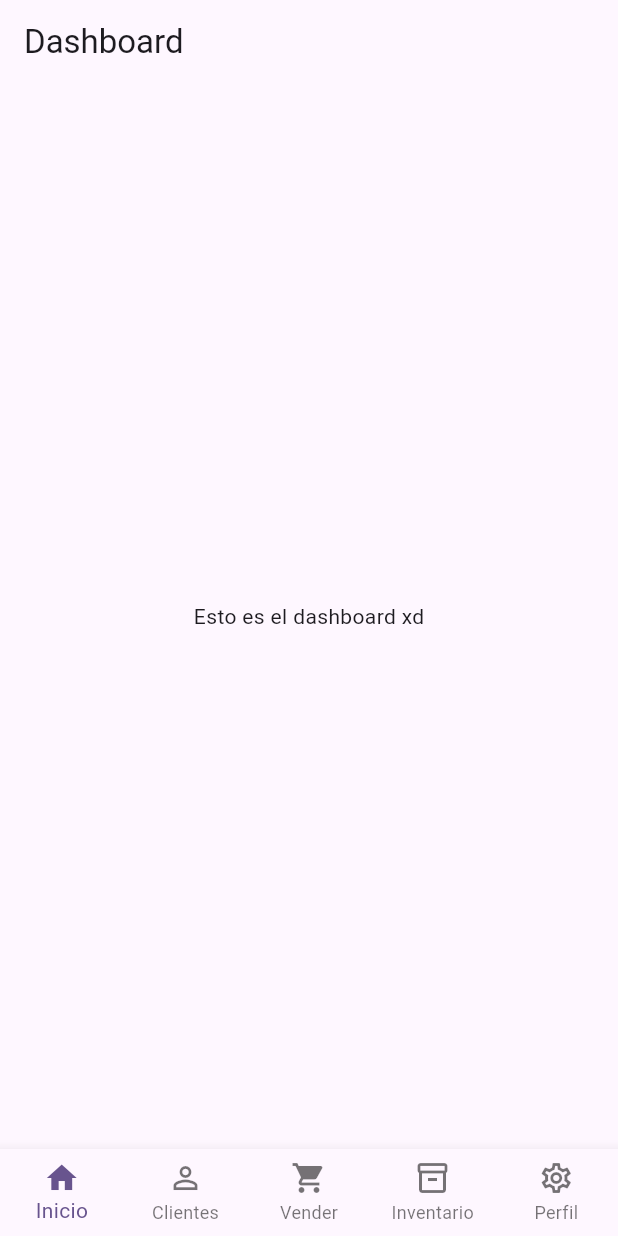
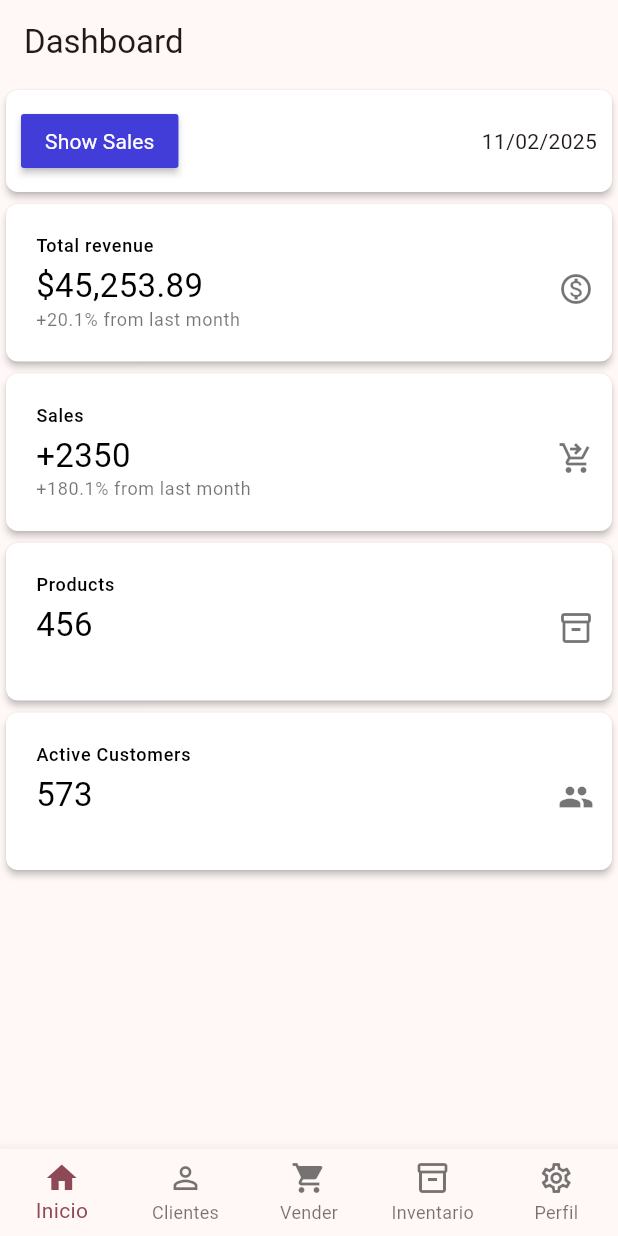
Before and after one commit to DanildZambrana/sales_app, a Flutter app: the screen it shows after launch, on a phone screen of 412 x 824 dp. Run offline on Flutter 3.47's test engine with Material 3 defaults, Android fonts, the phone set to English and light mode, and no system bars.

Commit message:
feat(dashboard): enhance dashboard layout with stats cards
Replaced placeholder text with a detailed dashboard layout including stats cards and a sales button. Updated navigation structure and tweaked the app theme color. These changes improve user experience and layout clarity.

```diff
--- a/lib/main.dart
+++ b/lib/main.dart
@@ -17,10 +17,10 @@ class StoreApp extends StatefulWidget {
 class _StoreAppState extends State<StoreApp> {
   int selectedIndex = 0;
 
-  final Map<int, Widget> _pages = {
-    0: const DashboardPage(),
-    1: const CustomersPage(),
-  };
+  final _pages = [
+    const DashboardPage(),
+    const CustomersPage(),
+  ];
 
   void onItemTapped(int index) {
     setState(() {
@@ -33,7 +33,7 @@ class _StoreAppState extends State<StoreApp> {
     return MaterialApp(
       title: "Sales App",
       theme: ThemeData(
-        colorScheme: ColorScheme.fromSeed(seedColor: Colors.deepPurple),
+        colorScheme: ColorScheme.fromSeed(seedColor: Colors.pink),
         useMaterial3: true,
       ),
       home: Scaffold(
--- a/lib/screens/dashboard.dart
+++ b/lib/screens/dashboard.dart
@@ -1,6 +1,6 @@
+import 'package:flutter/cupertino.dart';
 import 'package:flutter/material.dart';
-import 'package:sales_app/screens/customers.dart';
-import 'package:sales_app/structure/navbar.dart';
+import 'package:sales_app/components/statistic_component.dart';
 
 class DashboardPage extends StatefulWidget {
   const DashboardPage({super.key});
@@ -21,8 +21,56 @@ class _DashboardPageState extends State<DashboardPage> {
             appBar: AppBar(
               title: const Text("Dashboard"),
             ),
-            body: const Center(
-              child: Text('Esto es el dashboard xd'),
+            body: Center(
+              child: Column(
+                children: [
+                  Card(
+                    shape: RoundedRectangleBorder(
+                        borderRadius: BorderRadius.circular(8)),
+                    color: Colors.white,
+                    elevation: 2,
+                    child: Padding(
+                      padding: const EdgeInsets.all(10),
+                      child: Row(
+                          mainAxisAlignment: MainAxisAlignment.spaceBetween,
+                          children: [
+                            MaterialButton(
+                              onPressed: () {},
+                              color: const Color(0xFF423DD9),
+                              textColor: Colors.white,
+                              child: const Text(
+                                "Show Sales",
+                                style: TextStyle(
+                                    color: Colors.white,
+                                    fontWeight: FontWeight.normal),
+                              ),
+                            ),
+                            const Text("11/02/2025"),
+                          ]),
+                    ),
+                  ),
+                  const StatsCard(
+                      title: "Total revenue",
+                      statValue: "\$45,253.89",
+                      subtitle: "+20.1% from last month",
+                      icon: Icons.monetization_on_outlined),
+                  const StatsCard(
+                      title: "Sales",
+                      statValue: "+2350",
+                      subtitle: "+180.1% from last month",
+                      icon: Icons.shopping_cart_checkout_outlined),
+                  const StatsCard(
+                      title: "Products",
+                      statValue: "456",
+                      subtitle: "",
+                      icon: Icons.inventory_2_outlined),
+                  const StatsCard(
+                      title: "Active Customers",
+                      statValue: "573",
+                      subtitle: "",
+                      icon: Icons.group),
+                ],
+              ),
             )));
   }
 }
```
